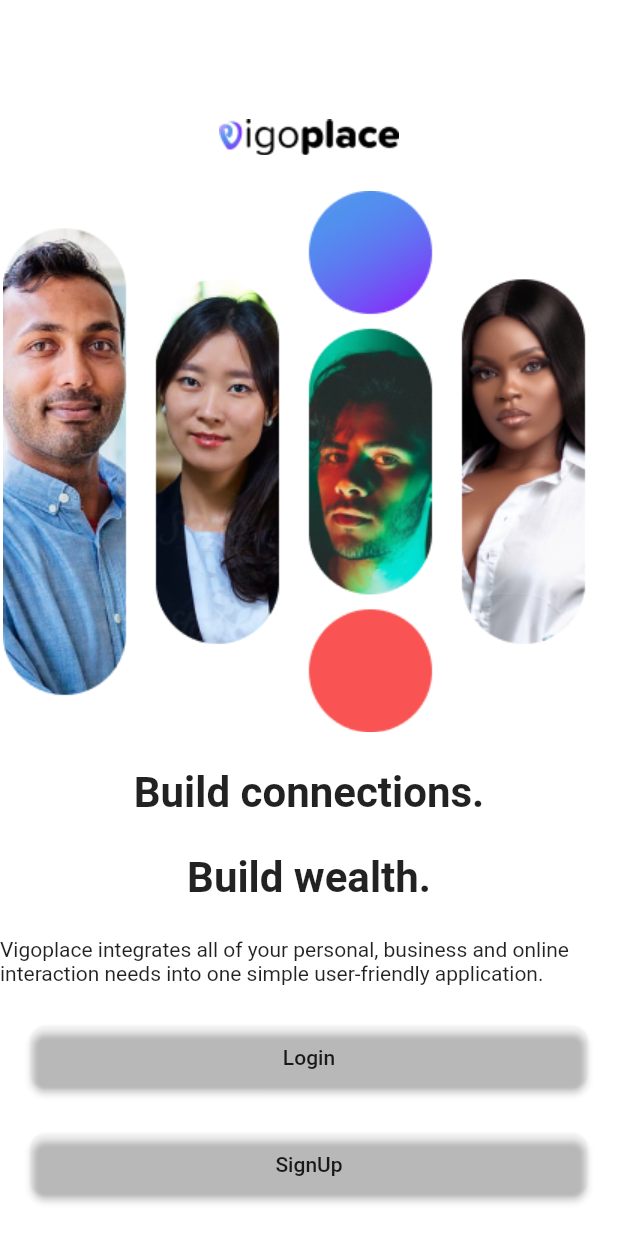
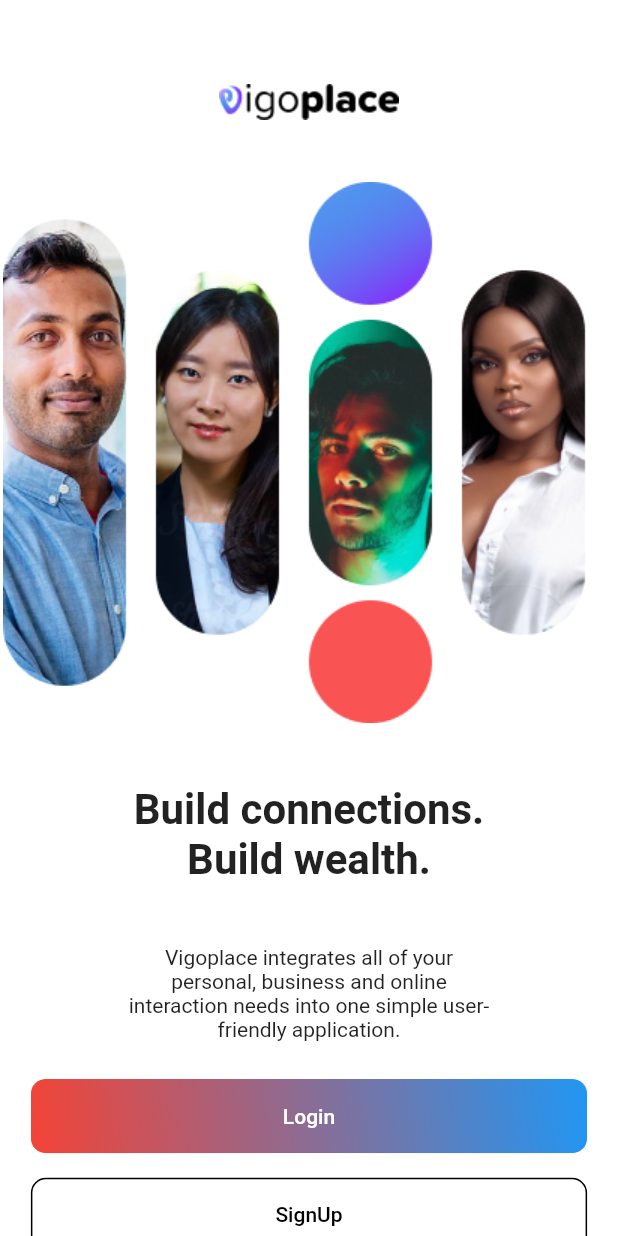
Before and after one commit to lord-tx/vigoplace1, a Flutter app: the screen it shows after launch, on a phone screen of 412 x 824 dp. Run offline on Flutter 3.47's test engine with Material 2 defaults, Android fonts, the phone set to English and light mode, and no system bars.

Commit message:
style (onBoarding): cleanup of the onboarding page to reflect the actual design.
reviewed by: Mark Jordan (JP)

```diff
--- a/lib/main.dart
+++ b/lib/main.dart
@@ -16,7 +16,7 @@ class MyApp extends StatelessWidget {
       theme: ThemeData(
         primarySwatch: Colors.blue,
       ),
-      home: Onboarding(),
+      home: OnBoarding(),
     );
   }
 }
--- a/lib/screens/login.dart
+++ b/lib/screens/login.dart
@@ -6,9 +6,16 @@ class Login extends StatelessWidget {
   @override
   Widget build(BuildContext context) {
     return Scaffold(
+      backgroundColor: Colors.white,
       appBar: AppBar(
         centerTitle: true,
-        title: Image.asset("assets/images/logo.png"),
+        title: Hero(
+            tag: "logo",
+            child: Image.asset("assets/images/logo.png")
+        ),
+        elevation: 0,
+        backgroundColor: Colors.white,
+        foregroundColor: Colors.black,
       ),
       body: SingleChildScrollView(
         child: Column(
--- a/lib/screens/onboarding.dart
+++ b/lib/screens/onboarding.dart
@@ -4,8 +4,16 @@ import '../widgets/vigo_button.dart';
 import 'login.dart';
 import 'signup.dart';
 
-class Onboarding extends StatelessWidget {
-  const Onboarding({Key? key}) : super(key: key);
+class OnBoarding extends StatelessWidget {
+  const OnBoarding({Key? key}) : super(key: key);
+
+  /// Get a particular height according to the current MediaQuery
+  double setH(context, flex){
+    if (flex > 1 ){
+      flex = 0.2;
+    }
+    return MediaQuery.of(context).size.height * flex;
+  }
 
   @override
   Widget build(BuildContext context) {
@@ -16,43 +24,66 @@ class Onboarding extends StatelessWidget {
         elevation: 0,
         automaticallyImplyLeading: false,
       ),
-      body: Container(
+      body: Center(
+        child: SingleChildScrollView(
           child: Column(
-          mainAxisAlignment: MainAxisAlignment.spaceEvenly,
+            mainAxisAlignment: MainAxisAlignment.start,
             children: [
-            Image.asset("assets/images/logo.png"),
+              Hero(
+                tag: "logo",
+                child: Image.asset("assets/images/logo.png")
+              ),
+              SizedBox(
+                height: setH(context, 0.05),
+              ),
               Image.asset("assets/images/onboard_image.png"),
-            Text(
+              SizedBox(
+                height: setH(context, 0.05),
+              ),
+              const Text(
                 "Build connections.",
                 style: TextStyle(
                     fontWeight: FontWeight.w700,
                     fontSize: 28
                 ),
               ),
-            Text("Build wealth.",
+              const Text("Build wealth.",
                 style: TextStyle(
                     fontWeight: FontWeight.w700,
                     fontSize: 28
                 ),
               ),
               SizedBox(
-              child: Text(
-                """Vigoplace integrates all of your personal, business and online interaction needs into one simple user-friendly application."""
+                height: setH(context, 0.05),
               ),
+              SizedBox(
+                width: MediaQuery.of(context).size.width * 0.6,
+                child: const Text(
+                  """Vigoplace integrates all of your personal, business and online interaction needs into one simple user-friendly application.""",
+                  textAlign: TextAlign.center,
+                ),
+              ),
+              SizedBox(
+                height: setH(context, 0.03),
               ),
               VigoButton(
                 text: "Login",
                 buttonFunction: (){
-                Navigator.push(context, MaterialPageRoute(builder: (_)=> Login()));
+                  Navigator.push(context, MaterialPageRoute(builder: (_)=> const Login()));
                 },
+              ),
+              SizedBox(
+                height: setH(context, 0.02),
               ),
               VigoButton(
                 text: "SignUp",
                 buttonFunction: (){
-                Navigator.push(context, MaterialPageRoute(builder: (_)=> SignUp()));
+                  Navigator.push(context, MaterialPageRoute(builder: (_)=> const SignUp()));
                 },
+                transparent: true,
               )
             ],
+          ),
         ),
       )
     );
--- a/lib/widgets/vigo_button.dart
+++ b/lib/widgets/vigo_button.dart
@@ -10,20 +10,44 @@ class VigoButton extends StatelessWidget {
   @override
   Widget build(BuildContext context) {
     return MaterialButton(
+      padding: EdgeInsets.zero,
       minWidth: MediaQuery.of(context).size.width * 0.9,
-      height: MediaQuery.of(context).size.height * 0.05,
+      height: MediaQuery.of(context).size.height * 0.06,
       onPressed: (){
         buttonFunction();
       },
       shape: RoundedRectangleBorder(
-        borderRadius: BorderRadius.circular(10)
+        borderRadius: BorderRadius.circular(10),
+        side: BorderSide(
+          color: transparent ? Colors.black : Colors.transparent
+        )
       ),
-      child: Text(
-        text ?? "",
-        style: TextStyle(
+      child: Ink(
+        decoration: transparent ? BoxDecoration() : const BoxDecoration(
+          gradient: LinearGradient(
+            begin: Alignment.topRight,
+            end: Alignment.bottomLeft,
+            colors: [
+              Colors.blue,
+              Colors.red,
+            ],
+          ),
+          borderRadius: BorderRadius.all(Radius.circular(10.0)),
+        ),
+        child: Container(
+          width: MediaQuery.of(context).size.width * 0.9,
+          height: MediaQuery.of(context).size.height * 0.06,
+          child: Center(
+            child: Text(
+              text ?? "",
+              style: TextStyle(
+                color: transparent ? Colors.black : Colors.white
+              ),
+            ),
+          ),
         ),
       ),
-      color: transparent ? Colors.transparent : const Color.fromARGB(1, 129, 53, 249),
+      // color: transparent ? Colors.transparent : const Color.fromARGB(1, 129, 53, 249),
     );
   }
 }
```
Lines whose indentation alone changed are shown as unchanged.
